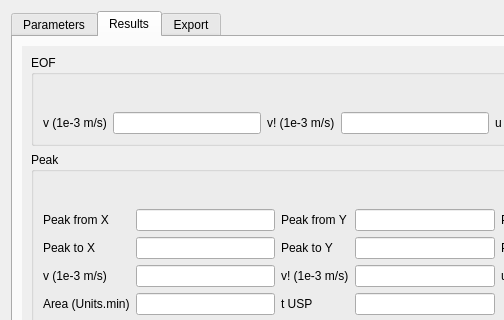
The window that src/gui/evaluationwidget.ui (echmet/CEval) describes before a commit, drawn with Qt 5; both pictures show x 0 to 504 and y 0 to 320 of the 796 by 644 pixel window.
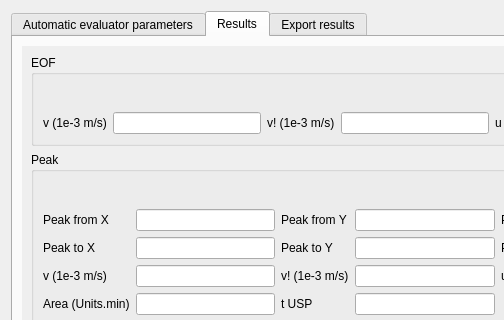
The same window after the commit. Custom widgets are drawn as their Qt base class.

Commit message: Use more descriptive names in Evaluation widgets

Diff of the .ui file:
```diff
--- a/src/gui/evaluationwidget.ui
+++ b/src/gui/evaluationwidget.ui
@@ -57,7 +57,7 @@
        </size>
       </property>
       <attribute name="title">
-       <string>Parameters</string>
+       <string>Automatic evaluator parameters</string>
       </attribute>
       <layout class="QHBoxLayout" name="horizontalLayout_3">
        <item>
@@ -2129,7 +2129,7 @@
        </sizepolicy>
       </property>
       <attribute name="title">
-       <string>Export</string>
+       <string>Export results</string>
       </attribute>
       <layout class="QVBoxLayout" name="verticalLayout_2">
        <item>
```
Left out of the diff: 2 changed lines with no effect on the pictures. The commit also changes 1 other file.
